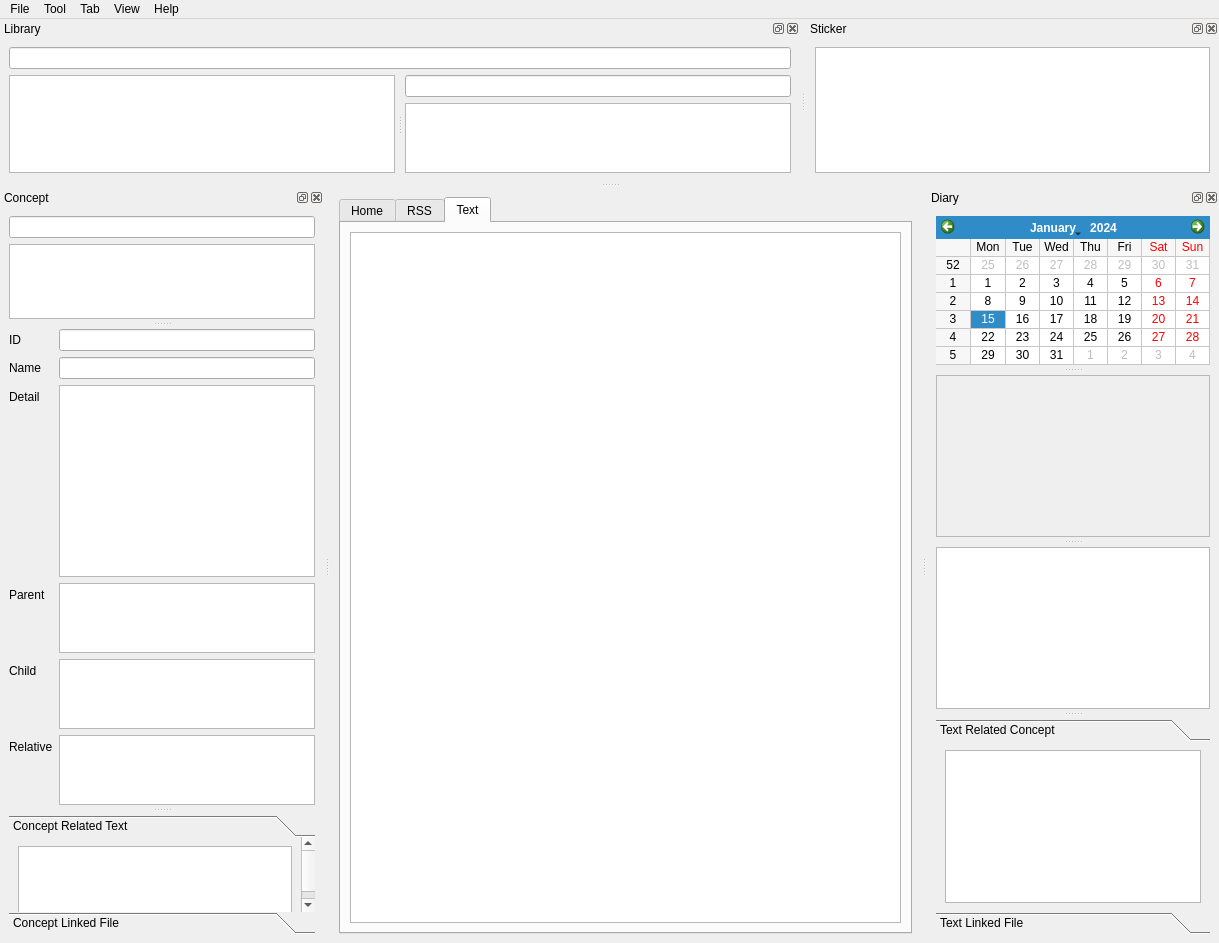
The window that dongli_teahouse_studio_window.ui (Holence/DongliTeahouseStudio) describes before a commit, drawn with Qt 5.
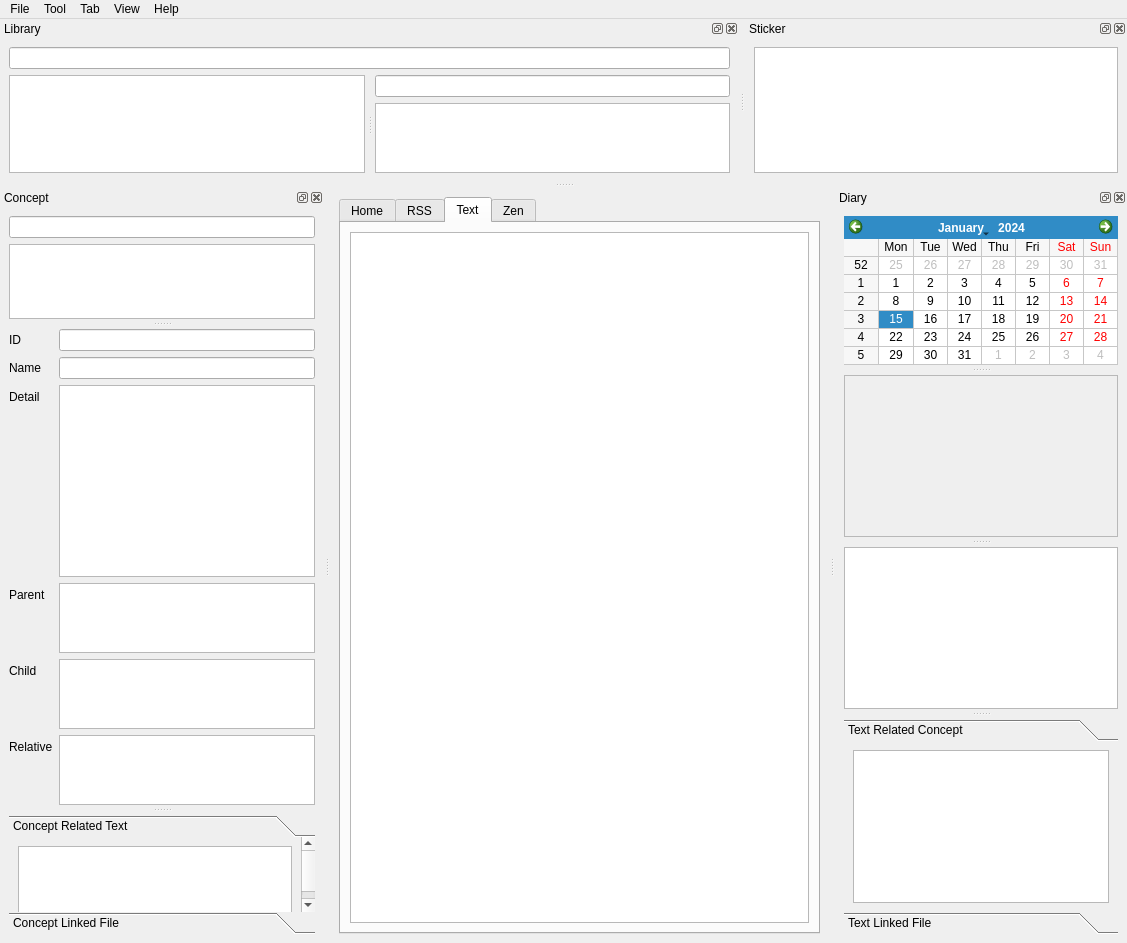
The same window after the commit. The open tabs and pages were chosen to show the change. Icons and pictures are not drawn. Custom widgets are drawn as their Qt base class.

What changed in the file:
```diff
--- a/dongli_teahouse_studio_window.ui
+++ b/dongli_teahouse_studio_window.ui
@@ -6,8 +6,8 @@
    <rect>
     <x>0</x>
     <y>0</y>
-    <width>1219</width>
-    <height>943</height>
+    <width>1127</width>
+    <height>941</height>
    </rect>
   </property>
   <property name="windowTitle">
@@ -46,7 +46,7 @@
        <bool>false</bool>
       </property>
       <property name="movable">
-       <bool>false</bool>
+       <bool>true</bool>
       </property>
       <property name="tabBarAutoHide">
        <bool>false</bool>
@@ -228,6 +228,15 @@
         </item>
        </layout>
       </widget>
+      <widget class="QWidget" name="tabWidgetPage_zen">
+       <attribute name="icon">
+        <iconset resource="resource.qrc">
+         <normaloff>:/icon/moon.svg</normaloff>:/icon/moon.svg</iconset>
+       </attribute>
+       <attribute name="title">
+        <string>Zen</string>
+       </attribute>
+      </widget>
      </widget>
     </item>
    </layout>
@@ -1091,7 +1100,7 @@
     <rect>
      <x>0</x>
      <y>0</y>
-     <width>1219</width>
+     <width>1127</width>
      <height>22</height>
     </rect>
    </property>
```
Left out of the diff: 2 changed lines with no effect on the pictures.
